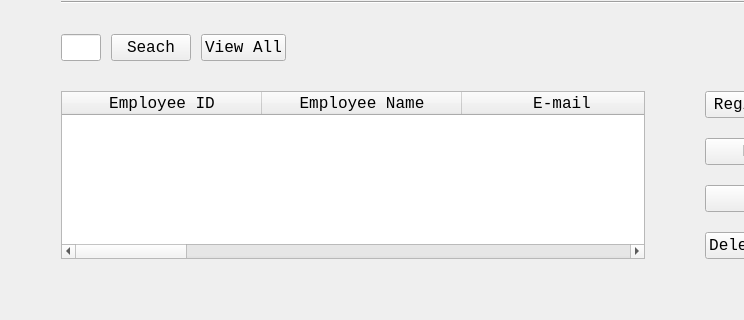
Before: the Qt Designer form EmployeeUI.ui in ASNaeem/Simple-VCMS, drawn with Qt 5; both pictures show x 0 to 744 and y 604 to 924 of the 947 by 924 pixel window.
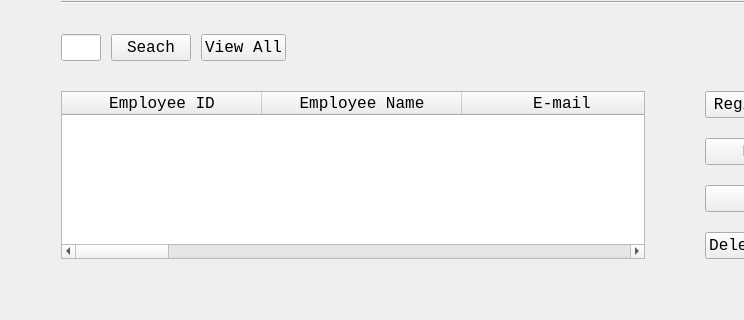
After: the same form once the commit is applied.

Patch:
```diff
--- a/EmployeeUI.ui
+++ b/EmployeeUI.ui
@@ -902,6 +902,11 @@
              <string>Access Level</string>
             </property>
            </column>
+           <column>
+            <property name="text">
+             <string>Working Hours</string>
+            </property>
+           </column>
            <column>
             <property name="text">
              <string>Salary</string>
@@ -912,6 +917,11 @@
              <string>Joining Date</string>
             </property>
            </column>
+           <column>
+            <property name="text">
+             <string>Status</string>
+            </property>
+           </column>
           </widget>
          </item>
         </layout>
```
Left out of the diff: 4 changed lines with no effect on the pictures.
